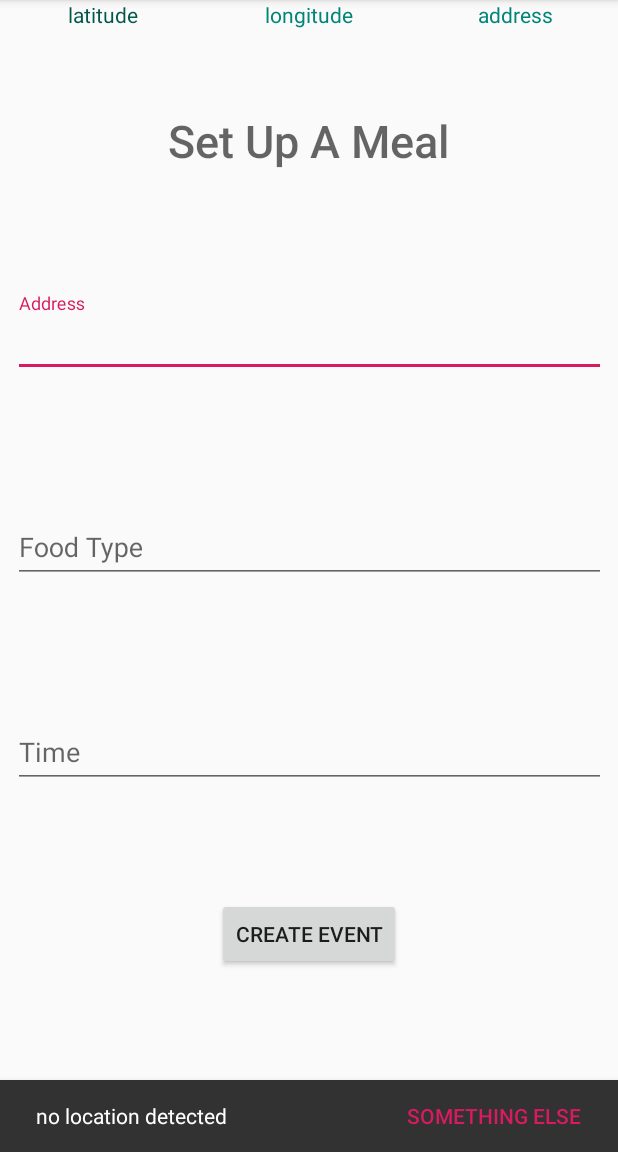
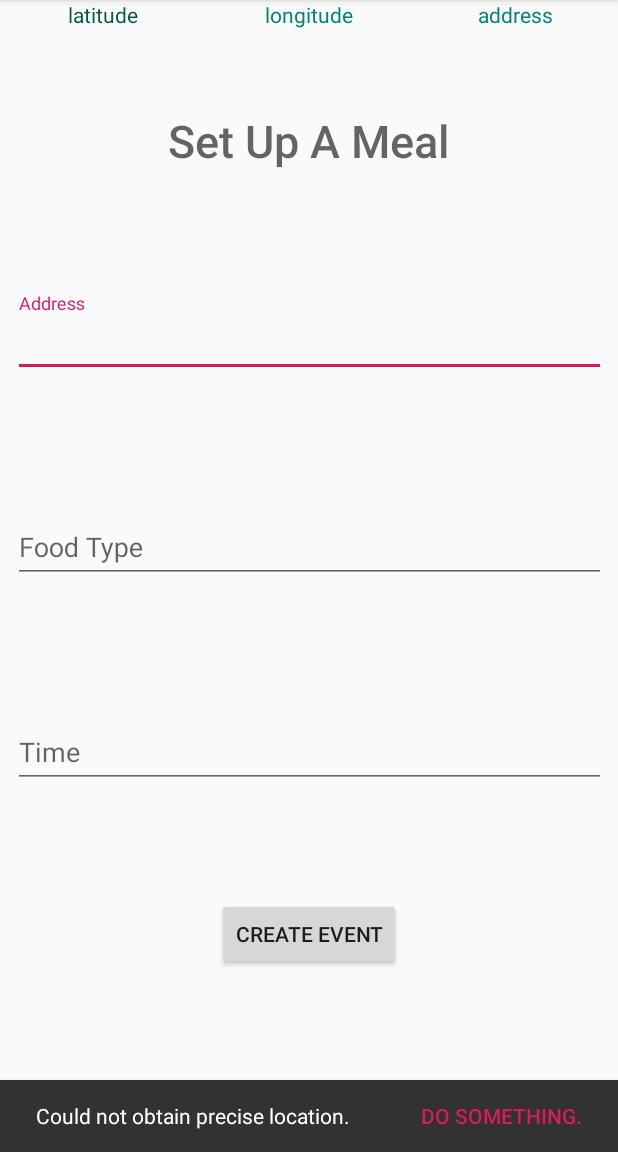
Before and after one commit to arnauds-squadron/team_project, an Android app: the fragment LocationFragment placed in its activity, on a phone screen of 412 x 824 dp, the part 84-1236 px from its top. Run offline under Robolectric (Android 15) with nearby library versions, the phone set to English and light mode, and no system bars; our stand-ins replace ButterKnife; libraries missing offline, so code that uses them is left out: com.parse, org.parceler; 3 statements that could not run were skipped.

Commit message:
working fragment except for activity compat on permission requests

```diff
--- a/app/src/main/java/com/arnauds_squadron/eatup/LocationFragment.java
+++ b/app/src/main/java/com/arnauds_squadron/eatup/LocationFragment.java
@@ -1,11 +1,13 @@
 package com.arnauds_squadron.eatup;
 
 import android.Manifest;
+import android.annotation.SuppressLint;
 import android.content.Intent;
 import android.content.pm.PackageManager;
 import android.location.Location;
 import android.net.Uri;
 import android.os.Bundle;
+import android.os.Looper;
 import android.provider.Settings;
 import android.support.annotation.NonNull;
 import android.support.annotation.Nullable;
@@ -17,6 +19,7 @@ import android.view.LayoutInflater;
 import android.view.View;
 import android.view.ViewGroup;
 import android.widget.TextView;
+import android.widget.Toast;
 
 import com.arnauds_squadron.eatup.R;
 import com.google.android.gms.location.FusedLocationProviderClient;
@@ -38,6 +41,8 @@ public class LocationFragment extends Fragment {
     private LocationCallback mLocationCallback;
 
     private static final int REQUEST_PERMISSIONS_REQUEST_CODE = 14;
+    private long UPDATE_INTERVAL = 10 * 1000;  /* 10 secs */
+    private long FASTEST_INTERVAL = 2000; /* 2 sec */
 
     public static LocationFragment newInstance() {
         Bundle args = new Bundle();
@@ -55,23 +60,10 @@ public class LocationFragment extends Fragment {
         txtLongitude = (TextView) view.findViewById(R.id.txtLongitude);
         txtAddress = (TextView) view.findViewById(R.id.txtAddress);
 
-        try {
         mFusedLocationClient = LocationServices.getFusedLocationProviderClient(getActivity());
-            mFusedLocationClient.getLastLocation()
-                    .addOnSuccessListener(getActivity(), new OnSuccessListener<Location>() {
-                        @Override
-                        public void onSuccess(Location location) {
-                            // Got last known location. In some rare situations this can be null.
-                            if (location != null) {
-                                // Logic to handle location object
-                                txtLatitude.setText(String.valueOf(location.getLatitude()));
-                                txtLongitude.setText(String.valueOf(location.getLongitude()));
-                            }
-                        }
-                    });
-            locationRequest = LocationRequest.create();
-            locationRequest.setInterval(5000);
-            locationRequest.setFastestInterval(1000);
+        locationRequest = new LocationRequest();
+        locationRequest.setInterval(UPDATE_INTERVAL);
+        locationRequest.setFastestInterval(FASTEST_INTERVAL);
         if (txtAddress.getText().toString().equals(""))
             locationRequest.setPriority(LocationRequest.PRIORITY_HIGH_ACCURACY);
         else
@@ -84,14 +76,10 @@ public class LocationFragment extends Fragment {
                     // Update UI with location data
                     txtLatitude.setText(String.valueOf(location.getLatitude()));
                     txtLongitude.setText(String.valueOf(location.getLongitude()));
+                    Log.d("LocationFragment", "Setting latitude and longitude");
                 }
             }
         };
-        } catch (SecurityException ex) {
-            ex.printStackTrace();
-        } catch (Exception e) {
-            e.printStackTrace();
-        }
         return view;
     }
 
@@ -99,7 +87,6 @@ public class LocationFragment extends Fragment {
     public void onStart() {
         super.onStart();
         if (!checkPermissions()) {
-            startLocationUpdates();
             requestPermissions();
         } else {
             getLastLocation();
@@ -128,7 +115,7 @@ public class LocationFragment extends Fragment {
                 REQUEST_PERMISSIONS_REQUEST_CODE);
     }
 
-
+    // TODO account for case when device policy or previous settings set permission
     private void requestPermissions() {
         boolean shouldProvideRationale =
                 ActivityCompat.shouldShowRequestPermissionRationale(getActivity(),
@@ -138,8 +125,7 @@ public class LocationFragment extends Fragment {
         // request previously, but didn't check the "Don't ask again" checkbox.
         if (shouldProvideRationale) {
             Log.i("LocationFragment", "Displaying permission rationale to provide additional context.");
-
-            showSnackbar("request permission rationale", "ok, grant permission",
+            showSnackbar("EatUp needs your current location to find hosts near you.", "Grant permission",
                     new View.OnClickListener() {
                         @Override
                         public void onClick(View view) {
@@ -149,10 +135,8 @@ public class LocationFragment extends Fragment {
                     });
 
         } else {
-            Log.i("LocationFragment", "Requesting permission");
-            // Request permission. It's possible this can be auto answered if device policy
-            // sets the permission in a given state or the user denied the permission
-            // previously and checked "Never ask again".
+            // Request permission. Can be auto answered if device policy sets the permission
+            // or the user denied permission previously and checked "Never ask again".
             startLocationPermissionRequest();
         }
     }
@@ -169,15 +153,19 @@ public class LocationFragment extends Fragment {
                 // If user interaction was interrupted, the permission request is cancelled and you
                 // receive empty arrays.
                 Log.i("LocationFragment", "User interaction was cancelled.");
-            } else if (grantResults[0] == PackageManager.PERMISSION_GRANTED) {
+            }
+            else if (grantResults[0] == PackageManager.PERMISSION_GRANTED) {
                 // Permission granted.
                 getLastLocation();
+                startLocationUpdates();
             } else {
+                Log.i("LocationFragment", "User permission was denied");
+                Toast.makeText(getActivity(), "Test text", Toast.LENGTH_SHORT).show();
                 // Permission denied.
                 // Notify the user that GPS is necessary to use the current location component of the app.
                 // Permission might have been rejected without asking the user for permission
                 // device policy or "Never ask again" prompts).
-                showSnackbar("permission was denied", "go to settings",
+                showSnackbar("Permission was denied", "Go to settings",
                         new View.OnClickListener() {
                             @Override
                             public void onClick(View view) {
@@ -205,44 +193,38 @@ public class LocationFragment extends Fragment {
      * <p>
      * Note: this method should be called after location permission has been granted.
      */
+    @SuppressLint("MissingPermission")
     private void getLastLocation() {
-        if (ActivityCompat.checkSelfPermission(getActivity(), Manifest.permission.ACCESS_FINE_LOCATION) != PackageManager.PERMISSION_GRANTED && ActivityCompat.checkSelfPermission(getActivity(), Manifest.permission.ACCESS_COARSE_LOCATION) != PackageManager.PERMISSION_GRANTED) {
-            ActivityCompat.requestPermissions(getActivity(), new String[]{android.Manifest.permission.ACCESS_FINE_LOCATION}, REQUEST_PERMISSIONS_REQUEST_CODE);
-        } else {
         mFusedLocationClient.getLastLocation()
                 .addOnCompleteListener(getActivity(), new OnCompleteListener<Location>() {
                     @Override
                     public void onComplete(@NonNull Task<Location> task) {
                         if (task.isSuccessful() && task.getResult() != null) {
                             lastLocation = task.getResult();
-
                             txtLatitude.setText(String.valueOf(lastLocation.getLatitude()));
                             txtLongitude.setText(String.valueOf(lastLocation.getLongitude()));
-
                         } else {
-                                Log.w("LocationFragment", "getLastLocation:exception", task.getException());
-                                showSnackbar("no location detected", "something else", new View.OnClickListener() {
+                            // TODO fix this, this isn't the best solution
+                            Log.d("LocationFragment", "getLastLocation:exception", task.getException());
+                            showSnackbar("Could not obtain precise location.", "Do something.", new View.OnClickListener() {
                                 @Override
                                 public void onClick(View v) {
-                                        // do something
+                                    startLocationUpdates();
+                                    Log.d("Do something clicked", "start location updates");
                                 }
                             });
                         }
                     }
                 });
     }
-    }
 
     private void stopLocationUpdates() {
         mFusedLocationClient.removeLocationUpdates(mLocationCallback);
     }
 
+    @SuppressLint("MissingPermission")
     private void startLocationUpdates() {
-        if (ActivityCompat.checkSelfPermission(getActivity(), Manifest.permission.ACCESS_FINE_LOCATION) != PackageManager.PERMISSION_GRANTED && ActivityCompat.checkSelfPermission(getActivity(), Manifest.permission.ACCESS_COARSE_LOCATION) != PackageManager.PERMISSION_GRANTED) {
-            ActivityCompat.requestPermissions(getActivity(), new String[]{android.Manifest.permission.ACCESS_FINE_LOCATION}, REQUEST_PERMISSIONS_REQUEST_CODE);
-        } else {
-            mFusedLocationClient.requestLocationUpdates(locationRequest, mLocationCallback, null);
-        }
+        mFusedLocationClient.requestLocationUpdates(locationRequest, mLocationCallback, Looper.myLooper());
     }
 
 //    private void showSnackbar(final int mainTextStringId, final int actionStringId,
```
Lines whose indentation alone changed are shown as unchanged.
